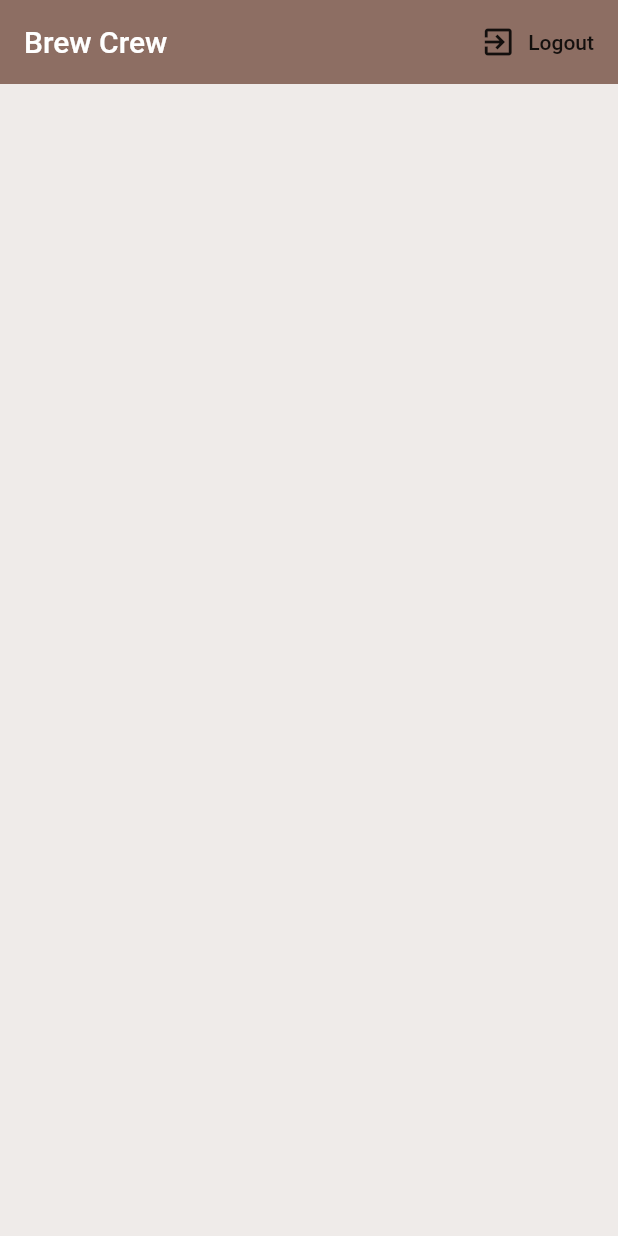
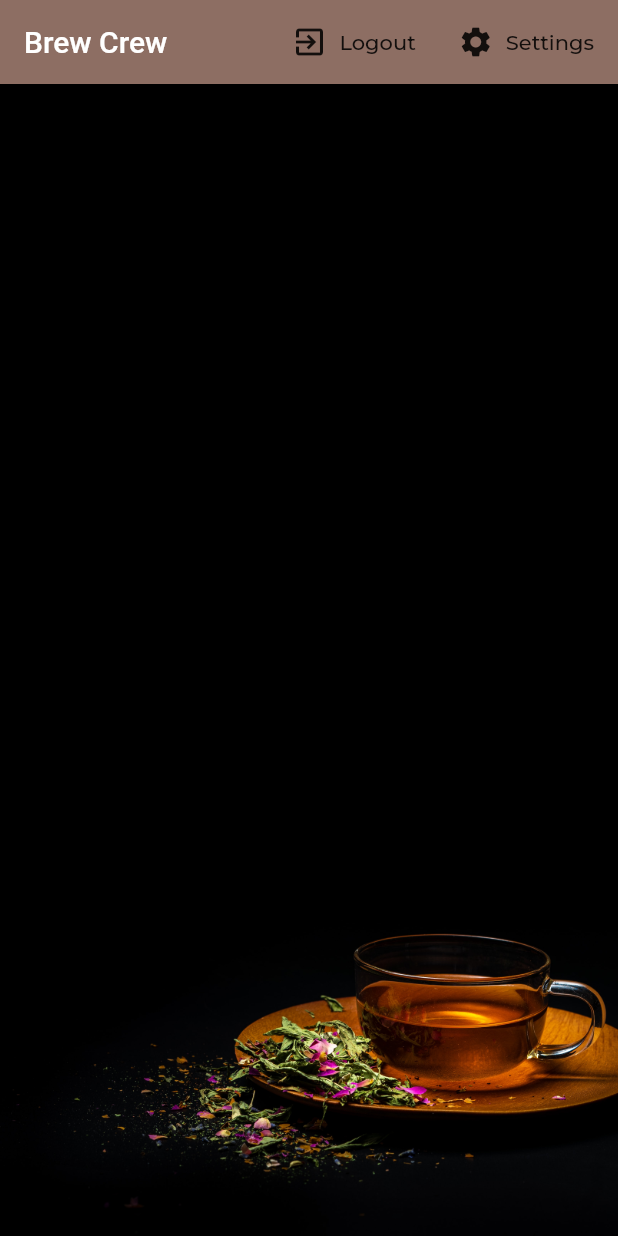
Before and after one commit to SuvamPrasd/BrewCrew_Coffee, a Flutter app: the screen it shows once a user with an empty profile is signed in, on a phone screen of 412 x 824 dp. Run offline on Flutter 3.47's test engine with Material 2 defaults, Android fonts, the phone set to English and light mode, and no system bars; our stand-ins replace cloud_firestore, firebase_auth, flutter_spinkit, google_fonts; accounts and stored records are empty.

Commit message:
final phase completed

```diff
--- a/lib/main.dart
+++ b/lib/main.dart
@@ -1,6 +1,7 @@
 import 'package:brewapp/screens/wrapper.dart';
 import 'package:brewapp/services/auth.dart';
 import 'package:flutter/material.dart';
+import 'package:google_fonts/google_fonts.dart';
 import 'package:provider/provider.dart';
 
 import 'models/user.dart';
@@ -16,6 +17,11 @@ class MyApp extends StatelessWidget {
     return StreamProvider<User>.value(
       value: AuthService().user,
       child: MaterialApp(
+        theme: ThemeData(
+          textTheme: GoogleFonts.montserratTextTheme(
+            Theme.of(context).textTheme,
+          ),
+        ),
         debugShowCheckedModeBanner: false,
         home: Wrappers(),
       ),
--- /dev/null
+++ b/lib/models/brew.dart
@@ -0,0 +1,7 @@
+class Brew {
+  final String name;
+  final String sugar;
+  final int strength;
+
+  Brew({this.name, this.sugar, this.strength});
+}
--- a/lib/models/user.dart
+++ b/lib/models/user.dart
@@ -3,3 +3,12 @@ class User {
 
   User({this.uid});
 }
+
+class UserData {
+  final String uid;
+  final String name;
+  final String sugars;
+  final int strength;
+
+  UserData({this.uid, this.name, this.sugars, this.strength});
+}
--- a/lib/screens/home/brew.dart
+++ /dev/null
@@ -1,21 +0,0 @@
-import 'package:flutter/material.dart';
-import 'package:cloud_firestore/cloud_firestore.dart';
-import 'package:provider/provider.dart';
-
-class BrewList extends StatefulWidget {
-  @override
-  _BrewListState createState() => _BrewListState();
-}
-
-class _BrewListState extends State<BrewList> {
-  @override
-  Widget build(BuildContext context) {
-    final brews = Provider.of<QuerySnapshot>(context);
-    // print(brews.documents);
-    for (var doc in brews.documents) {
-      print(doc.data);
-    }
-
-    return Container();
-  }
-}
--- /dev/null
+++ b/lib/screens/home/brew_list.dart
@@ -0,0 +1,29 @@
+import 'package:brewapp/models/brew.dart';
+import 'package:flutter/material.dart';
+import 'package:provider/provider.dart';
+import 'package:brewapp/screens/home/brew_tile.dart';
+
+class BrewList extends StatefulWidget {
+  @override
+  _BrewListState createState() => _BrewListState();
+}
+
+class _BrewListState extends State<BrewList> {
+  @override
+  Widget build(BuildContext context) {
+    final brews = Provider.of<List<Brew>>(context) ?? [];
+
+    // brews.forEach((brew) {
+    //   print(brew.name);
+    //   print(brew.sugar);
+    //   print(brew.strength);
+    // });
+
+    return ListView.builder(
+      itemCount: brews.length,
+      itemBuilder: (context, index) {
+        return BrewTile(brew: brews[index]);
+      },
+    );
+  }
+}
--- a/lib/screens/home/home.dart
+++ b/lib/screens/home/home.dart
@@ -1,7 +1,8 @@
-import 'package:brewapp/screens/home/brew.dart';
+import 'package:brewapp/models/brew.dart';
+import 'package:brewapp/screens/home/brew_list.dart';
+import 'package:brewapp/screens/home/settings_form.dart';
 import 'package:brewapp/services/auth.dart';
 import 'package:brewapp/services/database.dart';
-import 'package:cloud_firestore/cloud_firestore.dart';
 import 'package:flutter/material.dart';
 import 'package:provider/provider.dart';
 
@@ -10,7 +11,18 @@ class Home extends StatelessWidget {
 
   @override
   Widget build(BuildContext context) {
-    return StreamProvider<QuerySnapshot>.value(
+    void _showSettingsPanel() {
+      showModalBottomSheet(
+          context: context,
+          builder: (context) {
+            return Container(
+              padding: EdgeInsets.symmetric(vertical: 20.0, horizontal: 60.0),
+              child: SettingsForm(),
+            );
+          });
+    }
+
+    return StreamProvider<List<Brew>>.value(
       value: DatabaseService().brews,
       child: Scaffold(
         backgroundColor: Colors.brown[50],
@@ -24,10 +36,24 @@ class Home extends StatelessWidget {
                   await _auth.signOut();
                 },
                 icon: Icon(Icons.exit_to_app),
-                label: Text('Logout'))
+                label: Text('Logout')),
+            FlatButton.icon(
+              onPressed: () {
+                return _showSettingsPanel();
+              },
+              icon: Icon(Icons.settings),
+              label: Text('Settings'),
+            ),
           ],
         ),
-        body: BrewList(),
+        body: Container(
+          decoration: BoxDecoration(
+              image: DecorationImage(
+            image: AssetImage('assets/coffee.jpg'),
+            fit: BoxFit.cover,
+          )),
+          child: BrewList(),
+        ),
       ),
     );
   }
--- a/pubspec.yaml
+++ b/pubspec.yaml
@@ -31,6 +31,7 @@ dependencies:
   cloud_firestore: ^0.13.7
   provider: ^4.1.3
   flutter_spinkit: ^4.1.2+1
+  google_fonts: ^1.1.0
 
 dev_dependencies:
   flutter_test:
@@ -46,8 +47,8 @@ flutter:
   # the material Icons class.
   uses-material-design: true
   # To add assets to your application, add an assets section, like this:
-  # assets:
-  #   - images/a_dot_burr.jpeg
+  assets:
+    - assets/
   #   - images/a_dot_ham.jpeg
   # An image asset can refer to one or more resolution-specific "variants", see
   # https://flutter.dev/assets-and-images/#resolution-aware.
```
Also changed, not shown: lib/screens/authenticate/register.dart (+13 -5 lines), lib/screens/authenticate/sign_in.dart (+13 -5 lines), lib/screens/home/brew_tile.dart (added, +27 -0 lines), lib/screens/home/settings_form.dart (added, +100 -0 lines), lib/services/database.dart (+28 -2 lines), lib/shared/constants.dart (+7 -0 lines), assets/coffee-cup.png (added), assets/coffee.jpg (added), assets/login.jpg (added), pubspec.lock.
